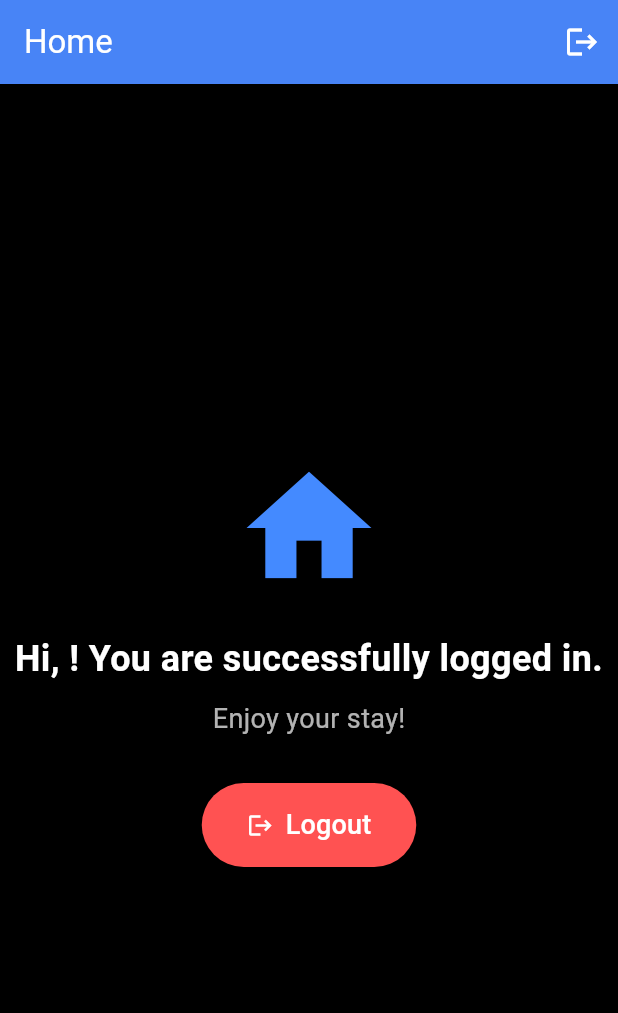
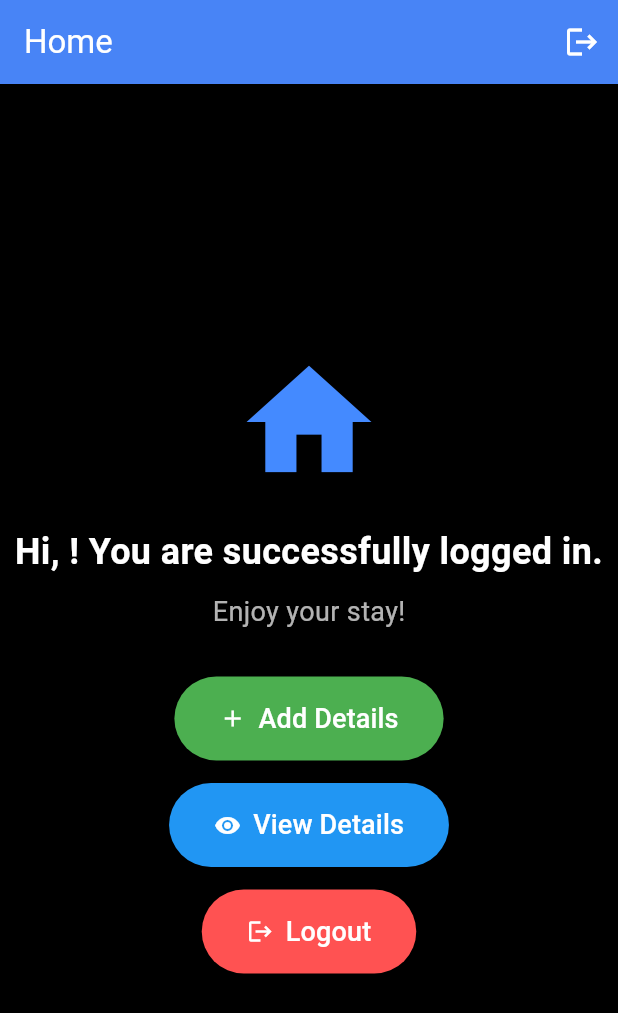
Before and after one commit to av-deepthi-rasad/flutter-login-app, a Flutter app: the HomeScreen screen opened directly, on a phone screen of 412 x 824 dp. Shown: the top 1013 px of the screen. Run offline on Flutter 3.47's test engine with Material 3 defaults, Android fonts, the phone set to English and light mode, and no system bars; our stand-ins replace cloud_firestore, firebase_auth, firebase_core, fluttertoast; accounts and stored records are empty.

Commit message:
add user details and view

```diff
--- a/login_app/lib/screens/home_screen.dart
+++ b/login_app/lib/screens/home_screen.dart
@@ -1,7 +1,9 @@
 import 'package:firebase_auth/firebase_auth.dart';
 import 'package:flutter/material.dart';
 import 'package:fluttertoast/fluttertoast.dart';
-import 'welcome_screen.dart'; // Import Welcome Page
+import 'welcome_screen.dart';
+import 'view_details.dart';
+import 'add_details.dart';
 
 class HomeScreen extends StatelessWidget {
   final FirebaseAuth _auth = FirebaseAuth.instance;
@@ -13,11 +15,10 @@ class HomeScreen extends StatelessWidget {
       Fluttertoast.showToast(
           msg: "Logged Out Successfully", backgroundColor: Colors.blueAccent);
 
-      // Navigate to Welcome Screen and remove all previous screens
       Navigator.pushAndRemoveUntil(
         context,
         MaterialPageRoute(builder: (context) => WelcomeScreen()),
-        (route) => false, // Removes all previous routes
+        (route) => false,
       );
     }
   }
@@ -51,14 +52,11 @@ class HomeScreen extends StatelessWidget {
 
   @override
   Widget build(BuildContext context) {
-    // Get the current user
     User? user = _auth.currentUser;
-
-    // Get the user's name or email if the name is null
     String userName = user?.displayName ?? user?.email ?? "User";
 
     return Scaffold(
-      backgroundColor: Colors.black, // Dark background
+      backgroundColor: Colors.black,
       appBar: AppBar(
         title: Text("Home", style: TextStyle(color: Colors.white)),
         backgroundColor: Colors.blueAccent,
@@ -92,7 +90,47 @@ class HomeScreen extends StatelessWidget {
             ),
             SizedBox(height: 30),
 
-            // Logout Button with Modern Styling
+            // Add Details Button
+            ElevatedButton.icon(
+              onPressed: () => Navigator.push(
+                context,
+                MaterialPageRoute(builder: (context) => AddDetailsScreen()),
+              ),
+              icon: Icon(Icons.add, color: Colors.white),
+              label: Text("Add Details",
+                  style: TextStyle(fontSize: 18, color: Colors.white)),
+              style: ElevatedButton.styleFrom(
+                backgroundColor: Colors.green,
+                padding: EdgeInsets.symmetric(horizontal: 30, vertical: 15),
+                shape: RoundedRectangleBorder(
+                  borderRadius: BorderRadius.circular(30),
+                ),
+                elevation: 5,
+              ),
+            ),
+            SizedBox(height: 15),
+
+            // View Details Button
+            ElevatedButton.icon(
+              onPressed: () => Navigator.push(
+                context,
+                MaterialPageRoute(builder: (context) => ViewDetailsScreen()),
+              ),
+              icon: Icon(Icons.visibility, color: Colors.white),
+              label: Text("View Details",
+                  style: TextStyle(fontSize: 18, color: Colors.white)),
+              style: ElevatedButton.styleFrom(
+                backgroundColor: Colors.blue,
+                padding: EdgeInsets.symmetric(horizontal: 30, vertical: 15),
+                shape: RoundedRectangleBorder(
+                  borderRadius: BorderRadius.circular(30),
+                ),
+                elevation: 5,
+              ),
+            ),
+            SizedBox(height: 15),
+
+            // Logout Button
             ElevatedButton.icon(
               onPressed: () => logout(context),
               icon: Icon(Icons.logout, color: Colors.white),
--- a/login_app/pubspec.yaml
+++ b/login_app/pubspec.yaml
@@ -37,6 +37,7 @@ dependencies:
   firebase_core: ^3.11.0
   firebase_auth: ^5.4.2
   fluttertoast: ^8.2.11
+  cloud_firestore: ^5.6.3
 
 dev_dependencies:
   flutter_test:
```
Also changed, not shown: login_app/lib/screens/add_details.dart (added, +129 -0 lines), login_app/lib/screens/view_details.dart (added, +81 -0 lines), login_app/pubspec.lock, 3 other files.
